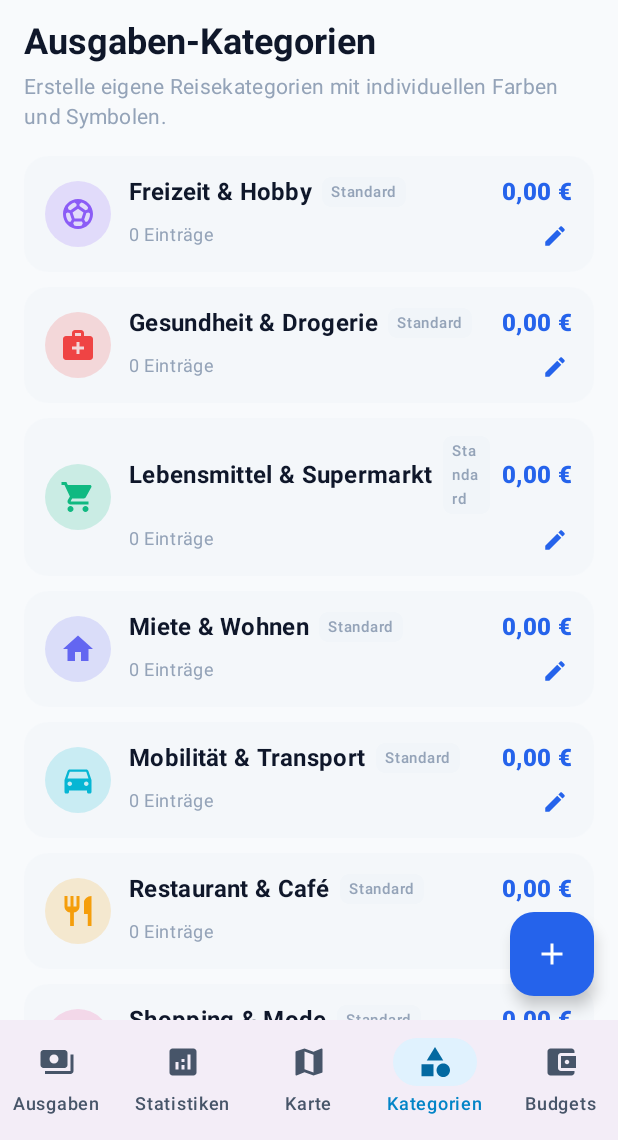
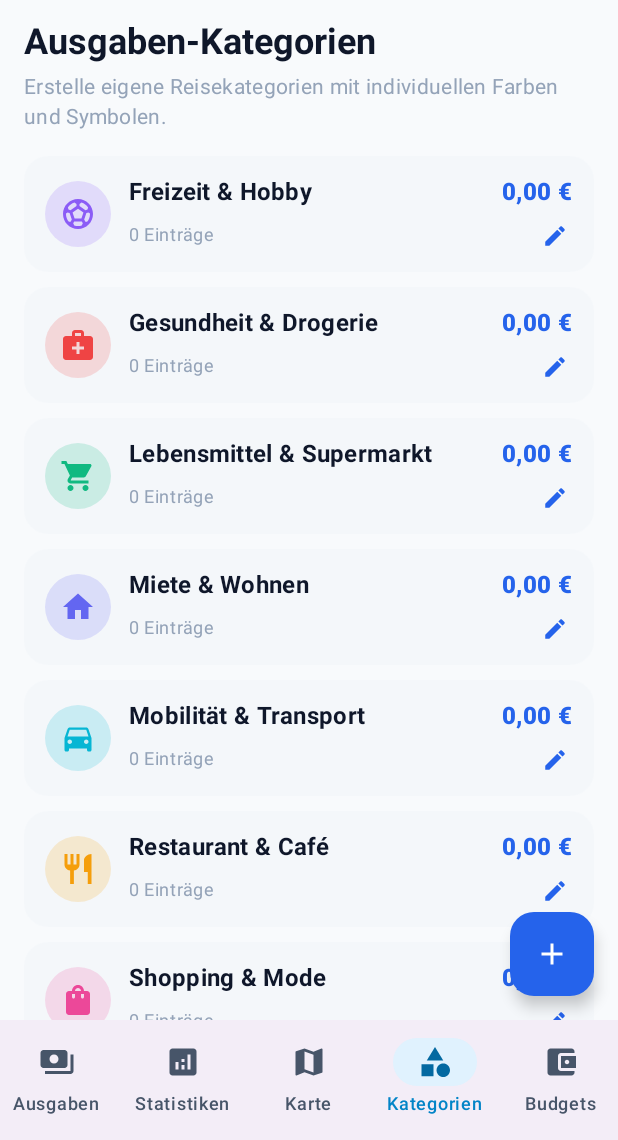
Before and after one commit to Tanja000/Reisekostentracker, an Android app built with Jetpack Compose: the screen it shows after launch (MainActivity), item 4 of the bottom bar chosen, on a phone screen of 412 x 824 dp, the part 96-1236 px from its top. Run offline under Robolectric (Android 15) with nearby library versions, the light colour scheme and no system bars; libraries missing offline, so code that uses them is left out: org.maplibre.android; 1 statement that could not run was skipped.

Commit message:
Map: zoom to location on marker/item click. Categories: remove Standard badge

```diff
--- a/app/src/main/java/com/example/reisekostentracker/ui/screens/CategoriesScreen.kt
+++ b/app/src/main/java/com/example/reisekostentracker/ui/screens/CategoriesScreen.kt
@@ -139,20 +139,6 @@ fun CategoriesScreen(
                                             maxLines = 1,
                                             overflow = TextOverflow.Ellipsis
                                         )
-                                        if (cat.isDefault) {
-                                            Spacer(modifier = Modifier.width(6.dp))
-                                            Surface(
-                                                shape = RoundedCornerShape(6.dp),
-                                                color = MaterialTheme.colorScheme.surfaceVariant
-                                            ) {
-                                                Text(
-                                                    text = "Standard",
-                                                    style = MaterialTheme.typography.labelSmall.copy(fontSize = 10.sp),
-                                                    color = MaterialTheme.colorScheme.outline,
-                                                    modifier = Modifier.padding(horizontal = 6.dp, vertical = 2.dp)
-                                                )
-                                            }
-                                        }
                                     }
 
                                     Spacer(modifier = Modifier.width(8.dp))
--- a/app/src/main/java/com/example/reisekostentracker/ui/screens/MapScreen.kt
+++ b/app/src/main/java/com/example/reisekostentracker/ui/screens/MapScreen.kt
@@ -209,6 +209,12 @@ fun MapScreen(
                                     mapLibreMap.setOnMarkerClickListener { marker ->
                                         val match = expensesWithLocation.find { it.title == marker.title }
                                         selectedExpense = match
+                                        mapLibreMap.animateCamera(
+                                            CameraUpdateFactory.newLatLngZoom(
+                                                marker.position,
+                                                14.5
+                                            )
+                                        )
                                         false
                                     }
                                 }
@@ -288,7 +294,17 @@ fun MapScreen(
             Card(
                 modifier = Modifier
                     .fillMaxWidth()
-                    .clickable { selectedExpense = exp },
+                    .clickable {
+                        selectedExpense = exp
+                        if (exp.latitude != null && exp.longitude != null) {
+                            mapLibreInstance?.animateCamera(
+                                CameraUpdateFactory.newLatLngZoom(
+                                    LatLng(exp.latitude, exp.longitude),
+                                    14.5
+                                )
+                            )
+                        }
+                    },
                 shape = RoundedCornerShape(16.dp),
                 colors = CardDefaults.cardColors(
                     containerColor = if (selectedExpense?.id == exp.id)
```
Also changed, not shown: 1 other file.
